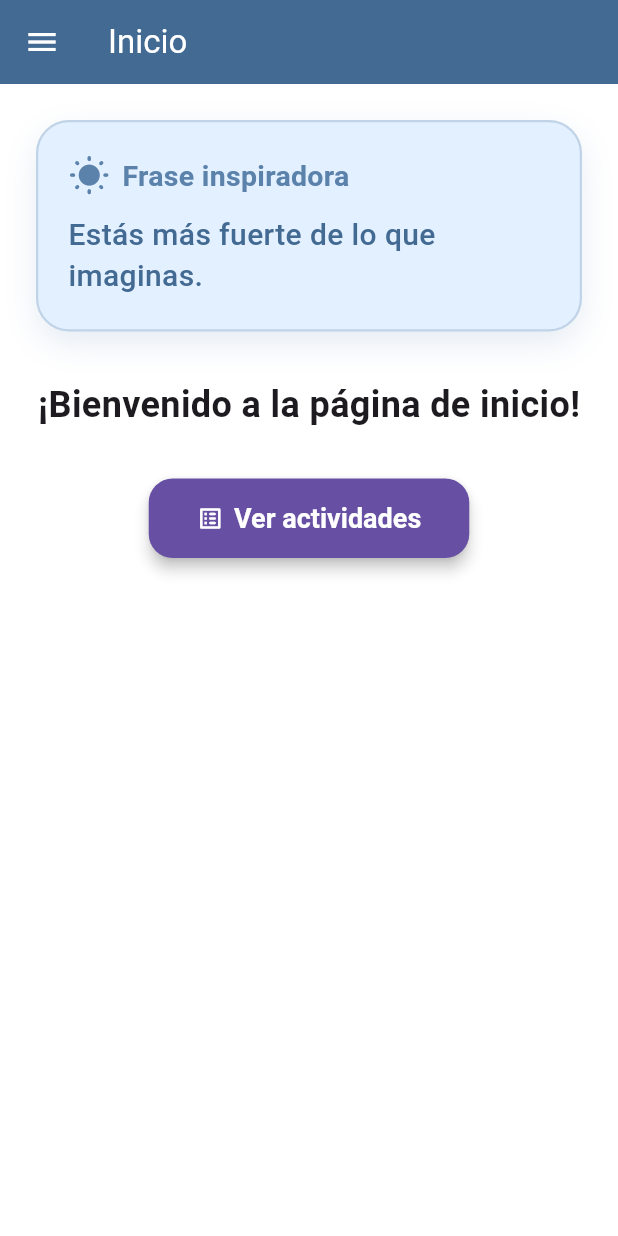
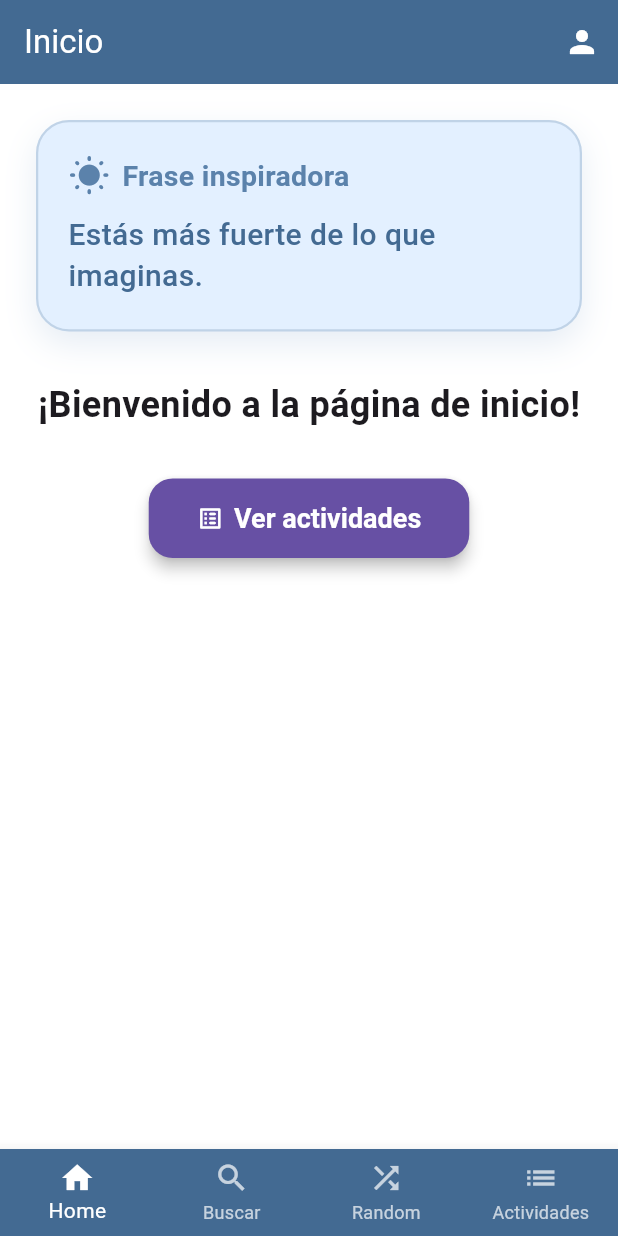
Before and after one commit to paula-ayllon-perez/Serenalea, a Flutter app: the screen it shows after launch, on a phone screen of 412 x 824 dp. Run offline on Flutter 3.47's test engine with Material 3 defaults, Android fonts, the light colour scheme and no system bars; our stand-ins replace audioplayers, cloud_firestore, firebase_auth, firebase_core, image_picker; accounts and stored records are empty.

Commit message:
#Fix: Se ha cambiado la barra abajo
- Se ha cambiado el drawer por una bottom bar para mejorar su funcionalidad

```diff
--- a/serenalea/lib/presentation/pages/home/home.dart
+++ b/serenalea/lib/presentation/pages/home/home.dart
@@ -74,6 +74,7 @@ class _HomePageState extends State<HomePage> {
   }
 
   void _insertDefaultActivitiesIfNeeded() async {
+    // (Eliminado bloque duplicado de actividad de observación)
     final repo = ActivityRepository();
     final activities = await repo.getAllActivities();
 
@@ -106,6 +107,21 @@ class _HomePageState extends State<HomePage> {
       );
       await repo.addActivity(creativeActivity);
     }
+
+    // Actividad de observación
+    final existsObserving = activities.any((a) => a.category.toLowerCase() == 'observación' || a.title.toLowerCase().contains('observación'));
+    if (!existsObserving) {
+      final observingActivity = Activity(
+        id: '',
+        title: 'Actividad de Observación',
+        description: 'Reto de observación: observa, busca y comparte una foto de lo que encuentres.',
+        suitableProfiles: ['Todos'],
+        duration: 5,
+        score: 8,
+        category: 'observación',
+      );
+      await repo.addActivity(observingActivity);
+    }
   }
 
 
@@ -115,8 +131,17 @@ class _HomePageState extends State<HomePage> {
     return Scaffold(
       appBar: AppBar(
         title: const Text('Inicio'),
+        actions: [
+          IconButton(
+            icon: const Icon(Icons.person),
+            tooltip: 'Perfil',
+            onPressed: () {
+              Navigator.pushNamed(context, '/profile');
+            },
+          ),
+        ],
       ),
-      drawer: const MainDrawer(),
+      bottomNavigationBar: const MainBottomBar(),
       body: SingleChildScrollView(
         child: Column(
           mainAxisAlignment: MainAxisAlignment.start,
--- a/serenalea/lib/presentation/widgets/main_drawer.dart
+++ b/serenalea/lib/presentation/widgets/main_drawer.dart
@@ -1,37 +1,63 @@
 import 'package:flutter/material.dart';
 import 'package:serenalea/core/theme/app_theme.dart';
 
-class MainDrawer extends StatelessWidget {
-  const MainDrawer({Key? key}) : super(key: key);
+class MainBottomBar extends StatefulWidget {
+  const MainBottomBar({Key? key}) : super(key: key);
+
+  @override
+  State<MainBottomBar> createState() => _MainBottomBarState();
+}
+
+class _MainBottomBarState extends State<MainBottomBar> {
+  int _selectedIndex = 0;
+
+  void _onItemTapped(int index) {
+    setState(() {
+      _selectedIndex = index;
+    });
+    switch (index) {
+      case 0:
+        Navigator.pushNamed(context, '/'); // Home
+        break;
+      case 1:
+        Navigator.pushNamed(context, '/search'); // Buscar
+        break;
+      case 2:
+        Navigator.pushNamed(context, '/random-activities'); // Actividades aleatorias
+        break;
+      case 3:
+        Navigator.pushNamed(context, '/all-activities'); // Lista de todas las actividades
+        break;
+    }
+  }
 
   @override
   Widget build(BuildContext context) {
-    return Drawer(
-      child: ListView(
-        padding: EdgeInsets.zero,
-        children: [
-          DrawerHeader(
-            decoration: BoxDecoration(
-              color: AppTheme.lightTheme.primaryColor,
-            ),
-            child: const Text('Menú', style: TextStyle(color: Colors.white, fontSize: 24)),
-          ),
-          ListTile(
-            leading: const Icon(Icons.login),
-            title: const Text('Login'),
-            onTap: () {
-              Navigator.pushNamed(context, '/login');
-            },
-          ),
-          ListTile(
-            leading: const Icon(Icons.app_registration),
-            title: const Text('Registro'),
-            onTap: () {
-              Navigator.pushNamed(context, '/register');
-            },
-          ),
-        ],
-      ),
+    return BottomNavigationBar(
+      type: BottomNavigationBarType.fixed,
+      backgroundColor: AppTheme.lightTheme.primaryColor,
+      selectedItemColor: Colors.white,
+      unselectedItemColor: Colors.white70,
+      currentIndex: _selectedIndex,
+      onTap: _onItemTapped,
+      items: const [
+        BottomNavigationBarItem(
+          icon: Icon(Icons.home),
+          label: 'Home',
+        ),
+        BottomNavigationBarItem(
+          icon: Icon(Icons.search),
+          label: 'Buscar',
+        ),
+        BottomNavigationBarItem(
+          icon: Icon(Icons.shuffle),
+          label: 'Random',
+        ),
+        BottomNavigationBarItem(
+          icon: Icon(Icons.list),
+          label: 'Actividades',
+        ),
+      ],
     );
   }
 }
```
